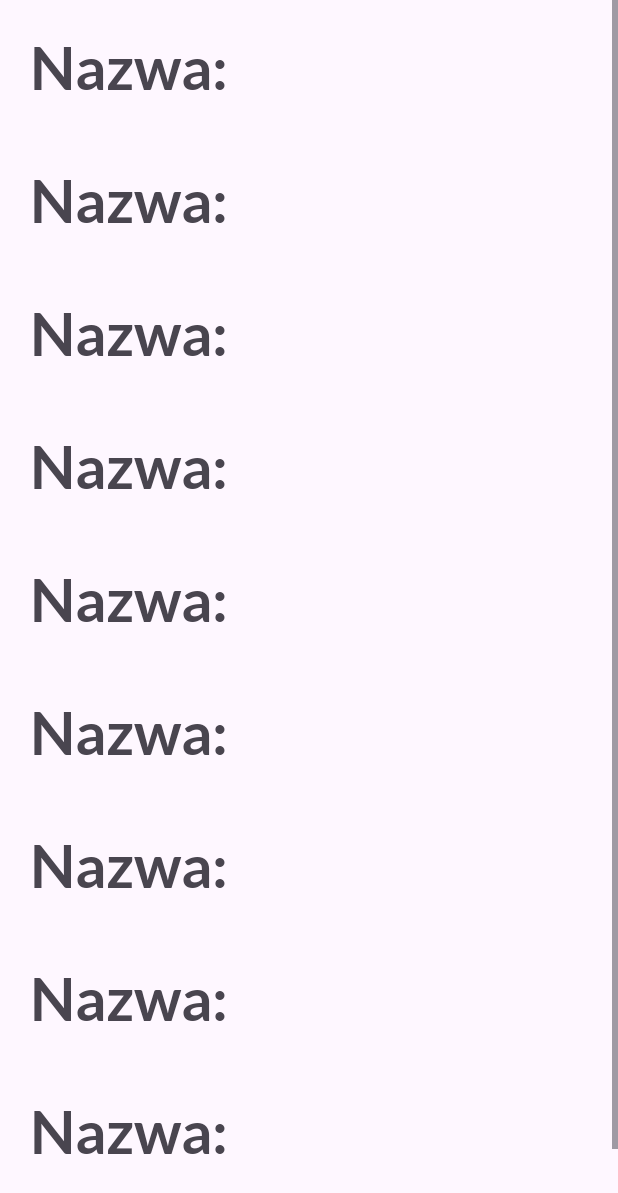
After one commit to zero-jedynkowy/pmik-clock-project, an Android app: the DeviceActivity screen opened directly, with no data from a screen before it, on a phone screen of 412 x 824 dp. The commit adds this screen. Shown: the top 1193 px of the screen. Run offline under Robolectric (Android 15) with nearby library versions, the phone set to English and light mode, and no system bars.

Commit message:
Add choosing of the device

```diff
--- /dev/null
+++ b/androidWorkspace/ClockApp/app/src/main/java/com/example/clockapp/DeviceActivity.java
@@ -0,0 +1,16 @@
+package com.example.clockapp;
+
+import androidx.appcompat.app.AppCompatActivity;
+
+import android.os.Bundle;
+
+public class DeviceActivity extends AppCompatActivity
+{
+
+    @Override
+    protected void onCreate(Bundle savedInstanceState)
+    {
+        super.onCreate(savedInstanceState);
+        setContentView(R.layout.activity_device);
+    }
+}
--- /dev/null
+++ b/androidWorkspace/ClockApp/app/src/main/res/layout/activity_device.xml
@@ -0,0 +1,105 @@
+<?xml version="1.0" encoding="utf-8"?>
+<RelativeLayout xmlns:android="http://schemas.android.com/apk/res/android"
+    xmlns:app="http://schemas.android.com/apk/res-auto"
+    xmlns:tools="http://schemas.android.com/tools"
+    android:layout_width="match_parent"
+    android:layout_height="match_parent"
+    tools:context=".DeviceActivity">
+
+    <ScrollView
+        android:layout_width="match_parent"
+        android:layout_height="match_parent">
+
+        <LinearLayout
+            android:layout_width="match_parent"
+            android:layout_height="wrap_content"
+            android:orientation="vertical">
+
+            <TextView
+                android:layout_width="match_parent"
+                android:layout_height="wrap_content"
+                android:fontFamily="@font/lato_bold"
+                android:padding="20dp"
+                android:text="Nazwa:"
+                android:textSize="40sp" />
+
+            <TextView
+                android:layout_width="match_parent"
+                android:layout_height="wrap_content"
+                android:fontFamily="@font/lato_bold"
+                android:padding="20dp"
+                android:text="Nazwa:"
+                android:textSize="40sp" />
+
+            <TextView
+                android:layout_width="match_parent"
+                android:layout_height="match_parent"
+                android:fontFamily="@font/lato_bold"
+                android:padding="20dp"
+                android:text="Nazwa:"
+                android:textSize="40sp" />
+
+            <TextView
+                android:layout_width="match_parent"
+                android:layout_height="match_parent"
+                android:fontFamily="@font/lato_bold"
+                android:padding="20dp"
+                android:text="Nazwa:"
+                android:textSize="40sp" />
+
+            <TextView
+                android:layout_width="match_parent"
+                android:layout_height="match_parent"
+                android:fontFamily="@font/lato_bold"
+                android:padding="20dp"
+                android:text="Nazwa:"
+                android:textSize="40sp" />
+
+            <TextView
+                android:layout_width="match_parent"
+                android:layout_height="match_parent"
+                android:fontFamily="@font/lato_bold"
+                android:padding="20dp"
+                android:text="Nazwa:"
+                android:textSize="40sp" />
+
+            <TextView
+                android:layout_width="match_parent"
+                android:layout_height="match_parent"
+                android:fontFamily="@font/lato_bold"
+                android:padding="20dp"
+                android:text="Nazwa:"
+                android:textSize="40sp" />
+
+            <TextView
+                android:layout_width="match_parent"
+                android:layout_height="match_parent"
+                android:fontFamily="@font/lato_bold"
+                android:padding="20dp"
+                android:text="Nazwa:"
+                android:textSize="40sp" />
+
+            <TextView
+                android:layout_width="match_parent"
+                android:layout_height="match_parent"
+                android:fontFamily="@font/lato_bold"
+                android:padding="20dp"
+                android:text="Nazwa:"
+                android:textSize="40sp" />
+
+            <TextView
+                android:layout_width="match_parent"
+                android:layout_height="match_parent"
+                android:fontFamily="@font/lato_bold"
+                android:padding="20dp"
+                android:text="Nazwa:"
+                android:textSize="40sp" />
+
+
+
+        </LinearLayout>
+
+    </ScrollView>
+
+
+</RelativeLayout>
```
Also changed, not shown: androidWorkspace/ClockApp/app/src/main/AndroidManifest.xml (+23 -9 lines), androidWorkspace/ClockApp/app/src/main/java/com/example/clockapp/DevicesList.java (+14 -7 lines), androidWorkspace/ClockApp/app/src/main/java/com/example/clockapp/DevicesListViewAdapter.java (+7 -2 lines), androidWorkspace/ClockApp/app/src/main/java/com/example/clockapp/DevicesListViewHolder.java (+12 -1 lines).
